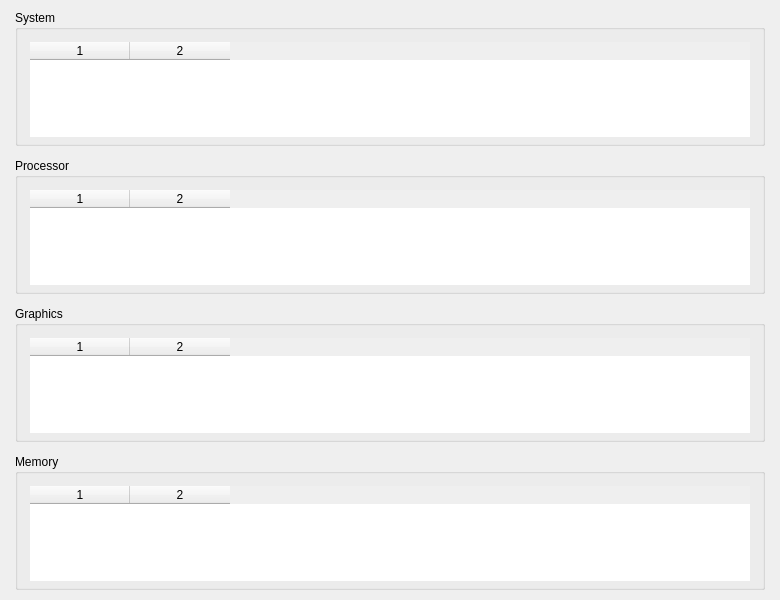
First picture: the form in shared/nexis/Pages/HardwareInfo/hardware_info_page.ui, repository s4solutionsllc/Nexis, before the edit.
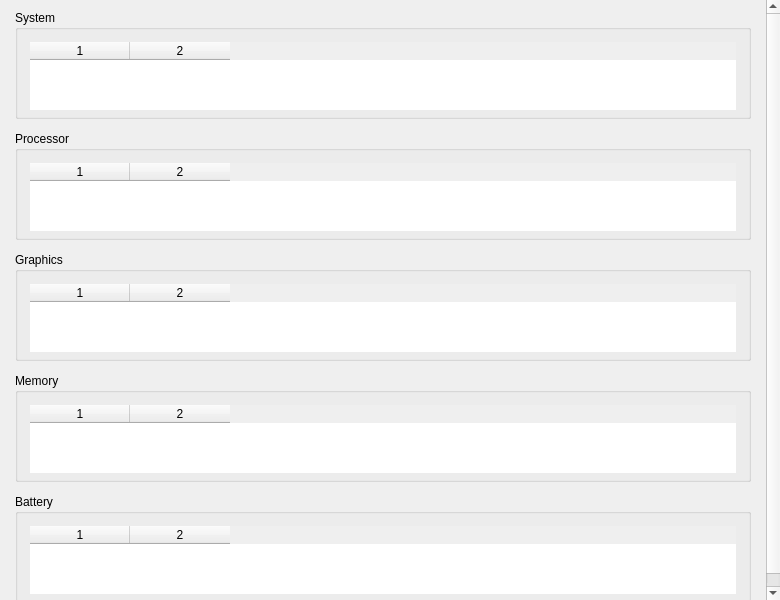
Second picture: the form after the edit.

Commit message: feat(battery): add battery health monitoring to Dashboard, Hardware Info, and Settings (FR-29 Phase 1)

Diff of the .ui file:
```diff
--- a/shared/nexis/Pages/HardwareInfo/hardware_info_page.ui
+++ b/shared/nexis/Pages/HardwareInfo/hardware_info_page.ui
@@ -142,6 +142,33 @@
         </widget>
        </item>
 
+       <!-- Battery section -->
+       <item>
+        <widget class="QGroupBox" name="grpBattery">
+         <property name="title">
+          <string>Battery</string>
+         </property>
+         <layout class="QVBoxLayout" name="grpBatteryLayout">
+          <property name="leftMargin"><number>12</number></property>
+          <property name="topMargin"><number>12</number></property>
+          <property name="rightMargin"><number>12</number></property>
+          <property name="bottomMargin"><number>6</number></property>
+          <item>
+           <widget class="QTableWidget" name="tblBattery">
+            <property name="columnCount"><number>2</number></property>
+            <property name="showGrid"><bool>false</bool></property>
+            <property name="frameShape"><enum>QFrame::NoFrame</enum></property>
+            <property name="selectionMode"><enum>QAbstractItemView::NoSelection</enum></property>
+            <property name="editTriggers"><set>QAbstractItemView::NoEditTriggers</set></property>
+            <property name="focusPolicy"><enum>Qt::NoFocus</enum></property>
+            <property name="verticalScrollBarPolicy"><enum>Qt::ScrollBarAlwaysOff</enum></property>
+            <property name="horizontalScrollBarPolicy"><enum>Qt::ScrollBarAlwaysOff</enum></property>
+           </widget>
+          </item>
+         </layout>
+        </widget>
+       </item>
+
        <!-- Bottom spacer -->
        <item>
         <spacer name="verticalSpacer">
```
The commit also changes 23 other files.
